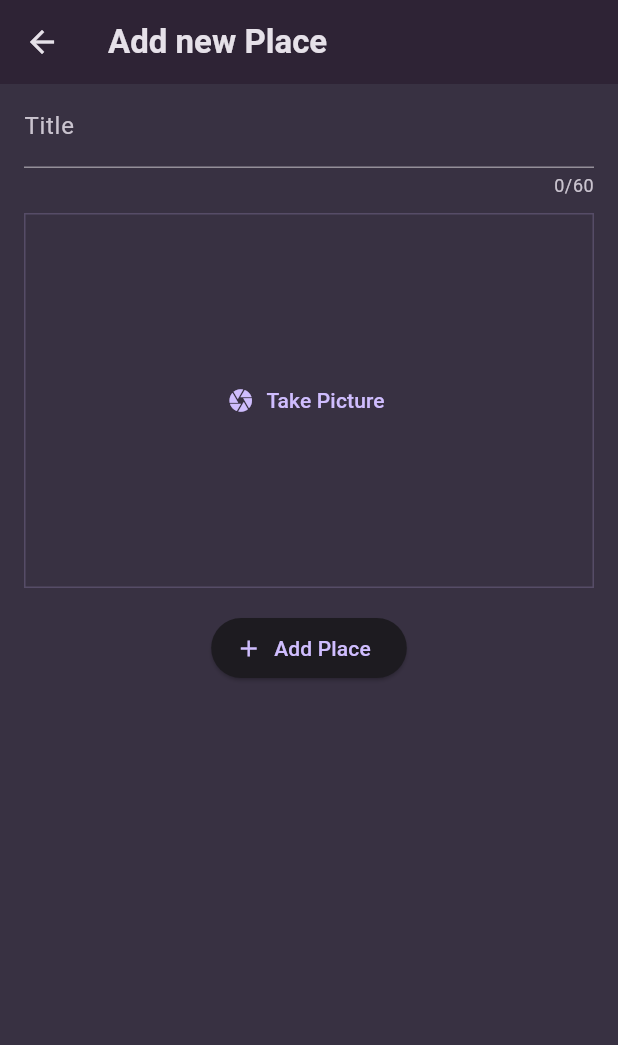
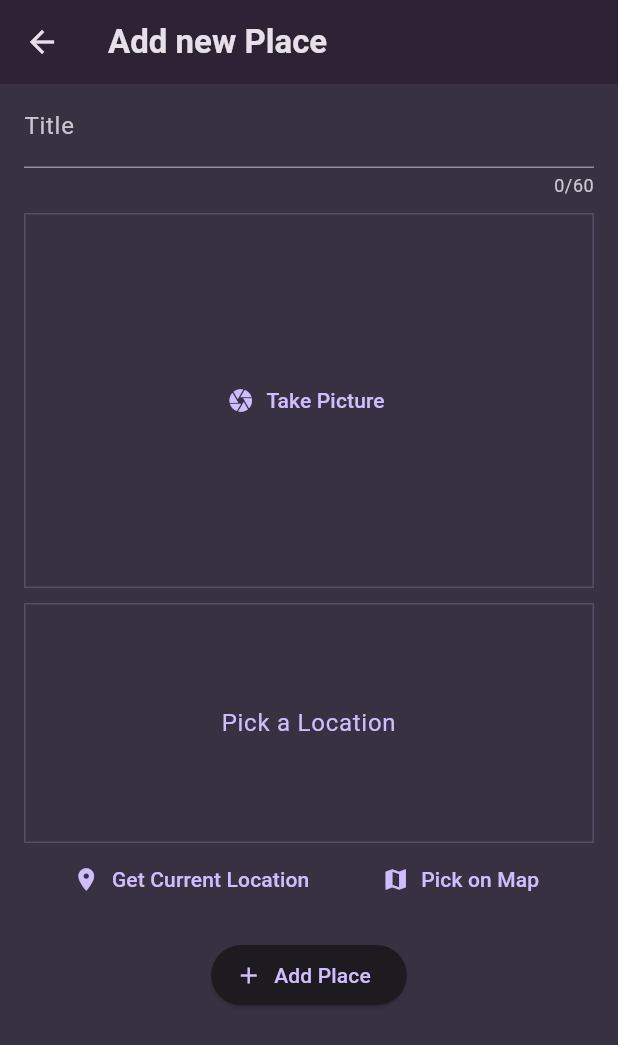
Before and after one commit to neeraj-bhatt/flutter-projects, a Flutter app: the screen it shows after launch, after a tap on the "add" icon, on a phone screen of 412 x 824 dp. Shown: the top 1045 px of the screen. Run offline on Flutter 3.47's test engine with Material 3 defaults, Android fonts, the phone set to English and light mode, and no system bars; our stand-ins replace firebase_auth, firebase_core, flutter_riverpod, google_fonts, image_picker, location and 1 more; accounts and stored records are empty.

Commit message:
get current location using location plugin (favorite-places)

```diff
--- a/favorite_places/lib/screens/add_place_screen.dart
+++ b/favorite_places/lib/screens/add_place_screen.dart
@@ -5,6 +5,7 @@ import 'dart:io';
 import 'package:favorite_places/providers/user_places.dart';
 import 'package:favorite_places/models/place.dart';
 import 'package:favorite_places/widgets/image_input.dart';
+import 'package:favorite_places/widgets/location_input.dart';
 
 
 class AddPlaceScreen extends ConsumerStatefulWidget {
@@ -63,6 +64,8 @@ class _AddPlaceScreenState extends ConsumerState<AddPlaceScreen> {
               ImageInput(onPickImage: (image) {
                 _selectedImage = image;
               },),
+              const SizedBox(height: 10.0),
+              LocationInput(),
               const SizedBox(height: 16.0),
               ElevatedButton.icon(
                 onPressed: _savePlace,
--- a/favorite_places/lib/screens/places_list_screen.dart
+++ b/favorite_places/lib/screens/places_list_screen.dart
@@ -4,7 +4,6 @@ import 'package:flutter_riverpod/flutter_riverpod.dart';
 import 'package:favorite_places/screens/add_place_screen.dart';
 import 'package:favorite_places/widgets/places_list.dart';
 import 'package:favorite_places/providers/user_places.dart';
-import 'package:favorite_places/models/place.dart';
 
 class PlacesListScreen extends ConsumerWidget {
   const PlacesListScreen({super.key});
@@ -29,7 +28,9 @@ class PlacesListScreen extends ConsumerWidget {
               icon: const Icon(Icons.add)),
         ],
       ),
-      body: PlacesList(places: userPlaces),
+      body: Padding(
+          padding: const EdgeInsets.symmetric(vertical: 8.0),
+          child: PlacesList(places: userPlaces)),
     );
   }
 }
--- /dev/null
+++ b/favorite_places/lib/widgets/location_input.dart
@@ -0,0 +1,99 @@
+import 'package:flutter/material.dart';
+import 'package:location/location.dart';
+
+class LocationInput extends StatefulWidget {
+  const LocationInput({super.key});
+
+  @override
+  State<LocationInput> createState() {
+    return _LocationInputState();
+  }
+}
+
+class _LocationInputState extends State<LocationInput> {
+  var _isGettingLocation = false;
+
+  void _getCurrentLocation() async {
+    Location location = Location();
+
+    bool serviceEnabled;
+    PermissionStatus permissionGranted;
+    LocationData locationData;
+
+    serviceEnabled = await location.serviceEnabled();
+    if (!serviceEnabled) {
+      serviceEnabled = await location.requestService();
+      if (!serviceEnabled) {
+        return;
+      }
+    }
+
+    permissionGranted = await location.hasPermission();
+    if (permissionGranted == PermissionStatus.denied) {
+      permissionGranted = await location.requestPermission();
+      if (permissionGranted != PermissionStatus.granted) {
+        return;
+      }
+    }
+    // after all checks, location is being fetch and progress indicator is displayed
+    setState(() {
+      _isGettingLocation = true;
+    });
+    locationData = await location.getLocation();
+    // after getting location, remove progress indicator
+    setState(() {
+      _isGettingLocation = false;
+    });
+
+    print(locationData.latitude);
+    print(locationData.longitude);
+  }
+
+  @override
+  Widget build(BuildContext context) {
+    Widget previewContent = Text(
+      "Pick a Location",
+      textAlign: TextAlign.center,
+      style: Theme.of(context)
+          .textTheme
+          .bodyLarge!
+          .copyWith(color: Theme.of(context).colorScheme.primary),
+    );
+
+    if (_isGettingLocation) {
+      previewContent = const CircularProgressIndicator();
+    }
+
+    return Column(
+      children: [
+        Container(
+          height: 160.0,
+          width: double.infinity,
+          alignment: Alignment.center,
+          decoration: BoxDecoration(
+            border: Border.all(
+              width: 1,
+              color: Theme.of(context).colorScheme.primary.withAlpha(50),
+            ),
+          ),
+          child: previewContent,
+        ),
+        Row(
+          mainAxisAlignment: MainAxisAlignment.spaceEvenly,
+          children: [
+            TextButton.icon(
+              onPressed: _getCurrentLocation,
+              icon: const Icon(Icons.location_on),
+              label: const Text("Get Current Location"),
+            ),
+            TextButton.icon(
+              onPressed: () {},
+              icon: const Icon(Icons.map),
+              label: const Text("Pick on Map"),
+            )
+          ],
+        ),
+      ],
+    );
+  }
+}
--- a/favorite_places/lib/widgets/places_list.dart
+++ b/favorite_places/lib/widgets/places_list.dart
@@ -23,7 +23,9 @@ class PlacesList extends StatelessWidget {
 
     return ListView.builder(
       itemCount: places.length,
-      itemBuilder: (ctx, index) => ListTile(
+      itemBuilder: (ctx, index) => Padding(
+        padding: const EdgeInsets.only(bottom: 8.0),
+        child: ListTile(
           onTap: () {
             Navigator.push(
                 context,
@@ -43,6 +45,7 @@ class PlacesList extends StatelessWidget {
             backgroundImage: FileImage(places[index].image),
           ),
         ),
+      ),
     );
   }
 }
--- a/favorite_places/pubspec.yaml
+++ b/favorite_places/pubspec.yaml
@@ -39,6 +39,7 @@ dependencies:
   uuid: ^4.5.1
   flutter_riverpod: ^2.6.1
   image_picker: ^1.1.2
+  location: ^7.0.1
 
 dev_dependencies:
   flutter_test:
```
Also changed, not shown: favorite_places/lib/screens/place_detail_screen.dart (+7 -8 lines), favorite_places/pubspec.lock. Lines whose indentation alone changed are shown as unchanged.
